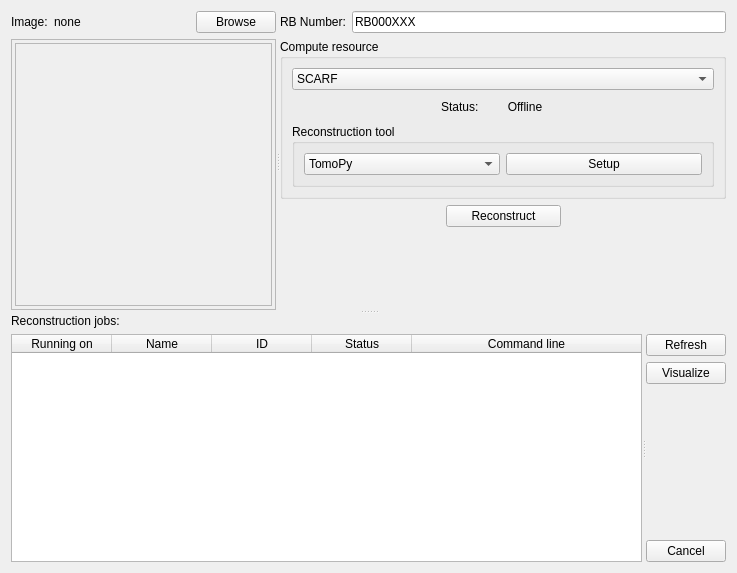
The window that MantidQt/CustomInterfaces/inc/MantidQtCustomInterfaces/Tomography/TomographyIfaceQtTabRun.ui (mantidproject/mantid) describes before a commit, drawn with Qt 5.
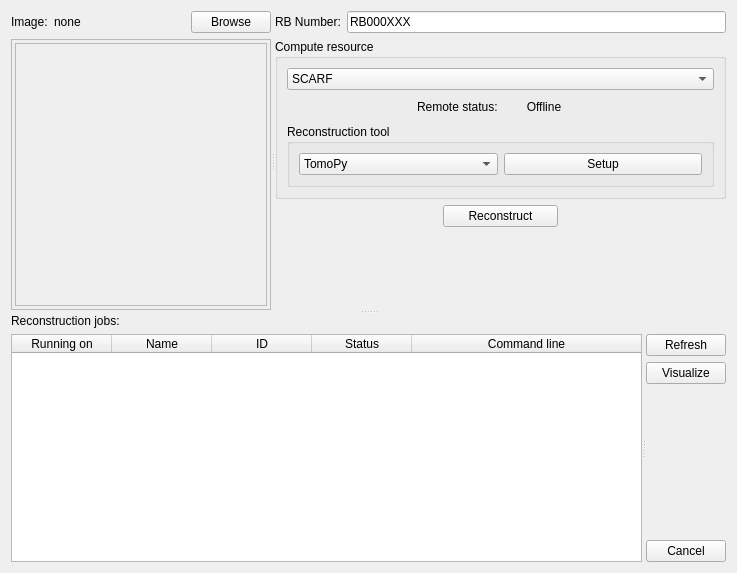
The same window after the commit.

Commit message: status colors, start producing new command line options, re #12900

Patch:
```diff
--- a/MantidQt/CustomInterfaces/inc/MantidQtCustomInterfaces/Tomography/TomographyIfaceQtTabRun.ui
+++ b/MantidQt/CustomInterfaces/inc/MantidQtCustomInterfaces/Tomography/TomographyIfaceQtTabRun.ui
@@ -233,7 +233,7 @@
              <item>
               <widget class="QLabel" name="label_12">
                <property name="text">
-                <string>Status:</string>
+                <string>Remote status:</string>
                </property>
               </widget>
              </item>
@@ -242,6 +242,12 @@
                <property name="text">
                 <string>Offline</string>
                </property>
+               <property name="autoDefault">
+                <bool>false</bool>
+               </property>
+               <property name="default">
+                <bool>false</bool>
+               </property>
                <property name="flat">
                 <bool>true</bool>
                </property>
```
The commit also changes 3 other files.
